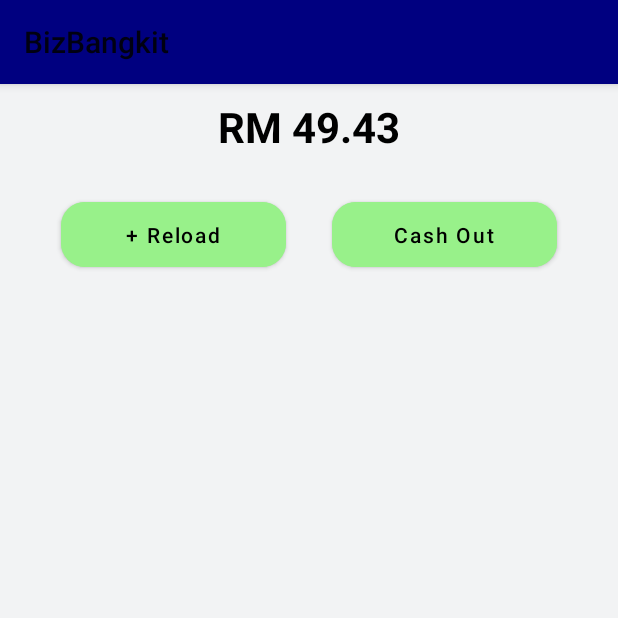
After one commit to HohShenYien/bizBangkit, an Android app: the fragment EWalletFragment shown on its own in the app's theme, on a phone screen of 412 x 824 dp, the top half of it. The commit adds this screen. Run offline under Robolectric (Android 15) with nearby library versions, the phone set to English and light mode, and no system bars; our stand-ins replace EventBus.

Commit message:
modified eWallet functions in python coces

```diff
--- a/android/app/src/main/java/com/perajuritTeknologi/bizbangkit/APICaller.java
+++ b/android/app/src/main/java/com/perajuritTeknologi/bizbangkit/APICaller.java
@@ -348,4 +348,6 @@ public class APICaller {
         }
         return profile;
     }
+
+
 }
--- a/android/app/src/main/java/com/perajuritTeknologi/bizbangkit/DataStructure.java
+++ b/android/app/src/main/java/com/perajuritTeknologi/bizbangkit/DataStructure.java
@@ -71,4 +71,8 @@ public class DataStructure {
         public int postViewCount;
         public int postVoteCount;
     }
+
+    public static class EWalletBalance {
+        public String balance;
+    }
 }
--- /dev/null
+++ b/android/app/src/main/java/com/perajuritTeknologi/bizbangkit/ui/ewallet/EWalletBalanceFragment.java
@@ -0,0 +1,49 @@
+package com.perajuritTeknologi.bizbangkit.ui.ewallet;
+
+import android.os.Bundle;
+import android.view.LayoutInflater;
+import android.view.View;
+import android.view.ViewGroup;
+import android.widget.TextView;
+
+import androidx.annotation.NonNull;
+import androidx.fragment.app.Fragment;
+
+import com.google.android.material.button.MaterialButton;
+import com.perajuritTeknologi.bizbangkit.R;
+
+public class EWalletBalanceFragment extends Fragment {
+    private View root;
+    private TextView walletBalance;
+    private MaterialButton reloadButton, cashOutButton;
+    private EWalletFragment eWalletFragment;
+
+    public View onCreateView(@NonNull LayoutInflater inflater,
+                             ViewGroup container, Bundle savedInstanceState) {
+        root = inflater.inflate(R.layout.fragment_ewallet_balance, container, false);
+
+        setUpComponents();
+
+        return root;
+    }
+
+    private void setUpComponents() {
+        walletBalance = root.findViewById(R.id.eWalletBalanceAmount);
+        reloadButton = root.findViewById(R.id.eWalletReloadButton);
+        cashOutButton = root.findViewById(R.id.eWalletCashOutButton);
+    }
+
+    private void onReloadClicked() {
+        reloadButton.setOnClickListener(view -> {
+
+        });
+    }
+
+    private void onCashOutClicked() {
+        cashOutButton.setOnClickListener(view -> {
+
+        });
+    }
+
+
+}
--- /dev/null
+++ b/android/app/src/main/java/com/perajuritTeknologi/bizbangkit/ui/ewallet/EWalletFragment.java
@@ -0,0 +1,65 @@
+package com.perajuritTeknologi.bizbangkit.ui.ewallet;
+
+import android.os.Bundle;
+import android.view.LayoutInflater;
+import android.view.View;
+import android.view.ViewGroup;
+import android.widget.TextView;
+
+import androidx.annotation.NonNull;
+import androidx.fragment.app.Fragment;
+import androidx.fragment.app.FragmentManager;
+import androidx.fragment.app.FragmentTransaction;
+
+
+import com.google.android.material.button.MaterialButton;
+import com.perajuritTeknologi.bizbangkit.R;
+import com.perajuritTeknologi.bizbangkit.Utils;
+
+import org.greenrobot.eventbus.EventBus;
+
+public class EWalletFragment extends Fragment {
+    private View root;
+    private FragmentManager fragmentManager;
+    private FragmentTransaction fragmentTransaction;
+
+    public View onCreateView(@NonNull LayoutInflater inflater,
+                             ViewGroup container, Bundle savedInstanceState) {
+        root = inflater.inflate(R.layout.fragment_ewallet, container, false);
+
+        setUpFragmentManager();
+        changeFragment();
+
+        return root;
+    }
+
+    /*
+    @Override
+    public void onStart() {
+        super.onStart();
+        EventBus.getDefault().register(this);
+    }
+
+    @Override
+    public void onStop() {
+        EventBus.getDefault().unregister(this);
+        super.onStop();
+    }
+    */
+
+    private void setUpFragmentManager() {
+        fragmentManager = getParentFragmentManager();
+    }
+
+    private void changeFragment() {
+        fragmentTransaction = fragmentManager.beginTransaction();
+        fragmentTransaction.replace(R.id.eWalletFragmentContainer, new EWalletBalanceFragment()).commit();
+    }
+
+    public void changeToLoadingScreen() {
+        fragmentTransaction.replace(R.id.eWalletFragmentContainer, new Utils.LoadingPage()).commit();
+    }
+
+
+
+}
--- a/android/app/src/main/res/layout/fragment_business_new_business_name.xml
+++ b/android/app/src/main/res/layout/fragment_business_new_business_name.xml
@@ -40,14 +40,15 @@
         app:layout_constraintTop_toBottomOf="@id/uselessEnterBusinessName"
         app:layout_constraintVertical_bias="0.2"
         app:hintEnabled="false"
-        android:background="@drawable/rounded_corners">
+        style="@style/Widget.MaterialComponents.TextInputLayout.OutlinedBox"
+        android:background="@color/light_gray"
+        app:boxStrokeWidth="2sp">
 
         <EditText
             android:id="@+id/editTextRegisterBusinessName"
             android:layout_width="match_parent"
             android:layout_height="wrap_content"
             android:layout_marginTop="60dp"
-            android:ems="10"
             android:autofillHints="name"
             android:hint="Eg: Bob's Nasi Lemak"
             android:textAlignment="center"
--- /dev/null
+++ b/android/app/src/main/res/layout/fragment_ewallet.xml
@@ -0,0 +1,12 @@
+<?xml version="1.0" encoding="utf-8"?>
+<androidx.constraintlayout.widget.ConstraintLayout xmlns:android="http://schemas.android.com/apk/res/android"
+    android:layout_width="match_parent"
+    android:layout_height="match_parent"
+    xmlns:app="http://schemas.android.com/apk/res-auto">
+
+    <androidx.fragment.app.FragmentContainerView
+        android:id="@+id/eWalletFragmentContainer"
+        android:layout_width="match_parent"
+        android:layout_height="match_parent" />
+
+</androidx.constraintlayout.widget.ConstraintLayout>
--- /dev/null
+++ b/android/app/src/main/res/layout/fragment_ewallet_balance.xml
@@ -0,0 +1,73 @@
+<?xml version="1.0" encoding="utf-8"?>
+<androidx.constraintlayout.widget.ConstraintLayout
+    xmlns:android="http://schemas.android.com/apk/res/android"
+    xmlns:app="http://schemas.android.com/apk/res-auto"
+    xmlns:tools="http://schemas.android.com/tools"
+    android:layout_width="match_parent"
+    android:layout_height="match_parent"
+    tools:context=".ui.ewallet.EWalletFragment"
+    android:background="@color/light_gray">
+
+    <TextView
+        android:id="@+id/uselessEWalletBalance"
+        android:layout_width="match_parent"
+        android:layout_height="wrap_content"
+        android:layout_marginTop="30dp"
+        android:text="eWallet Balance"
+        android:textAlignment="center"
+        android:textSize="20sp"
+        android:textColor="#888888"
+        app:layout_constraintEnd_toEndOf="parent"
+        app:layout_constraintStart_toStartOf="parent"
+        app:layout_constraintTop_toTopOf="parent" />
+
+    <TextView
+        android:id="@+id/eWalletBalanceAmount"
+        android:layout_width="match_parent"
+        android:layout_height="wrap_content"
+        android:layout_marginTop="8dp"
+        android:text="RM 49.43"
+        android:textSize="28sp"
+        android:textColor="@android:color/black"
+        android:textStyle="bold"
+        android:textAlignment="center"
+        app:layout_constraintTop_toBottomOf="@id/uselessEWalletBalance"
+        app:layout_constraintStart_toStartOf="parent"
+        app:layout_constraintEnd_toEndOf="parent" />
+
+    <com.google.android.material.button.MaterialButton
+        android:id="@+id/eWalletReloadButton"
+        android:layout_width="150dp"
+        android:layout_height="55dp"
+        android:layout_marginTop="25dp"
+        app:cornerRadius="@dimen/activity_horizontal_margin"
+        android:text="+ Reload"
+        android:textColor="@android:color/black"
+        android:textAllCaps="false"
+        android:backgroundTint="@color/pastel_green"
+        app:layout_constraintTop_toBottomOf="@id/eWalletBalanceAmount"
+        app:layout_constraintEnd_toStartOf="@id/guideLineM"
+        android:layout_marginEnd="15dp"/>
+
+    <com.google.android.material.button.MaterialButton
+        android:id="@+id/eWalletCashOutButton"
+        android:layout_width="150dp"
+        android:layout_height="55dp"
+        android:layout_marginTop="25dp"
+        app:cornerRadius="@dimen/activity_horizontal_margin"
+        android:text="Cash Out"
+        android:textColor="@android:color/black"
+        android:textAllCaps="false"
+        android:backgroundTint="@color/pastel_green"
+        app:layout_constraintTop_toBottomOf="@id/eWalletBalanceAmount"
+        app:layout_constraintStart_toStartOf="@id/guideLineM"
+        android:layout_marginStart="15dp"/>
+
+    <androidx.constraintlayout.widget.Guideline
+        android:id="@+id/guideLineM"
+        android:layout_width="wrap_content"
+        android:layout_height="wrap_content"
+        android:orientation="vertical"
+        app:layout_constraintGuide_percent="0.5" />
+
+</androidx.constraintlayout.widget.ConstraintLayout>
--- a/android/app/src/main/res/menu/navigation_drawer.xml
+++ b/android/app/src/main/res/menu/navigation_drawer.xml
@@ -13,8 +13,8 @@
             android:icon="@drawable/setting_ic"
             android:title="@string/menu_settings" />
         <item
-            android:id="@+id/nav_slideshow"
+            android:id="@+id/nav_eWallet"
             android:icon="@drawable/ic_menu_slideshow"
-            android:title="@string/menu_slideshow" />
+            android:title="@string/menu_eWallet" />
     </group>
 </menu>
--- a/android/app/src/main/res/values/strings.xml
+++ b/android/app/src/main/res/values/strings.xml
@@ -10,7 +10,7 @@
 
     <string name="menu_home">Home</string>
     <string name="menu_settings">Settings</string>
-    <string name="menu_slideshow">Slideshow</string>
+    <string name="menu_eWallet">eWallet</string>
 
     <string name="bot_nav_business">Business</string>
     <string name="bot_nav_discuss">Discuss</string>
```
Also changed, not shown: android/app/src/main/java/com/perajuritTeknologi/bizbangkit/MainActivity.java (+3 -9 lines), android/app/src/main/java/com/perajuritTeknologi/bizbangkit/ui/slideshow/SlideshowFragment.java (deleted, +0 -22 lines), android/app/src/main/res/layout/fragment_slideshow.xml (deleted, +0 -22 lines), android/app/src/main/res/navigation/mobile_navigation.xml (+4 -4 lines), 1 other file.
